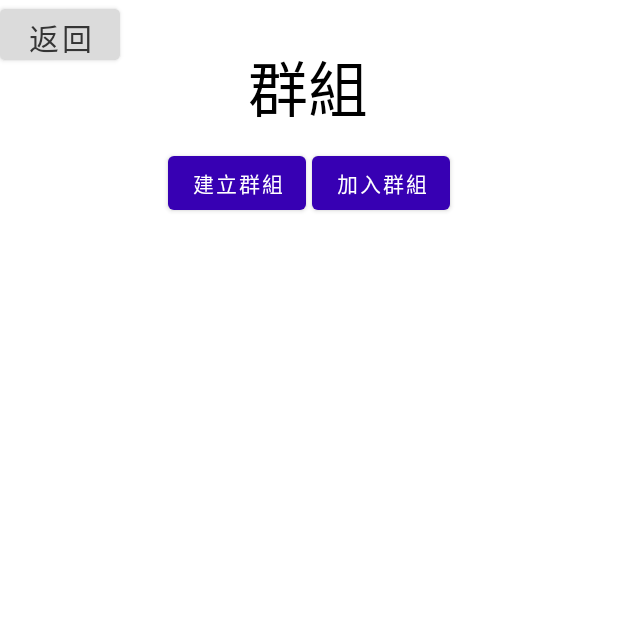
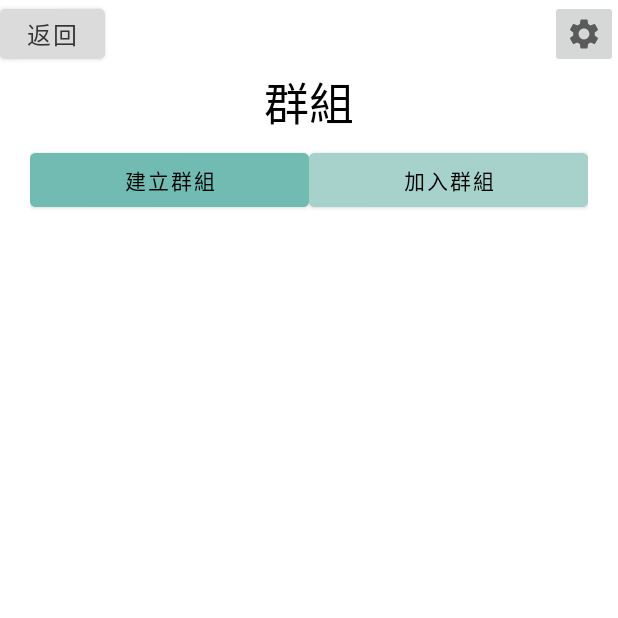
Before and after one commit to TwPanTsu/final1new, an Android app: the GroupActivity screen opened directly, with no data from a screen before it, on a phone screen of 412 x 824 dp, the top half of it. Run offline under Robolectric (Android 15) with nearby library versions, the light colour scheme and no system bars; our stand-ins replace Firebase (no records; nobody signed in at launch, a user with empty details on screens opened directly); libraries missing offline, so code that uses them is left out: com.xwray.groupie; 4 statements that could not run were skipped.

Commit message:
修修版面~

```diff
--- /dev/null
+++ b/app/src/main/res/drawable/ic_invite_friend.xml
@@ -0,0 +1,5 @@
+<vector android:height="24dp" android:tint="#F5DD02"
+    android:viewportHeight="24" android:viewportWidth="24"
+    android:width="24dp" xmlns:android="http://schemas.android.com/apk/res/android">
+    <path android:fillColor="@android:color/white" android:pathData="M12,17.27L18.18,21l-1.64,-7.03L22,9.24l-7.19,-0.61L12,2 9.19,8.63 2,9.24l5.46,4.73L5.82,21z"/>
+</vector>
--- a/app/src/main/res/layout/activity_group.xml
+++ b/app/src/main/res/layout/activity_group.xml
@@ -8,12 +8,12 @@
     <!-- 返回按鈕  -->
     <Button
         android:id="@+id/returnGroupInf_btn"
-        android:layout_width="80dp"
-        android:layout_height="46dp"
+        android:layout_width="70dp"
+        android:layout_height="45dp"
         android:backgroundTint="@color/back_button"
         android:text="返回"
         android:textColor="@color/back_button_text"
-        android:textSize="20sp"
+        android:textSize="16dp"
         app:layout_constraintStart_toStartOf="parent"
         app:layout_constraintTop_toTopOf="parent" />
 
@@ -22,23 +22,37 @@
         android:id="@+id/textView"
         android:layout_width="wrap_content"
         android:layout_height="wrap_content"
-        android:layout_marginTop="28dp"
         android:text="群組"
         android:textColor="@color/black"
-        android:textSize="40sp"
+        android:textSize="30sp"
         app:layout_constraintEnd_toEndOf="parent"
-        app:layout_constraintHorizontal_bias="0.498"
+        app:layout_constraintHorizontal_bias="0.5"
         app:layout_constraintStart_toStartOf="parent"
-        app:layout_constraintTop_toTopOf="parent" />
+        app:layout_constraintTop_toBottomOf="@+id/returnGroupInf_btn" />
+
+    <LinearLayout
+        android:id="@+id/btn_list"
+        android:layout_width="0dp"
+        android:layout_height="wrap_content"
+        android:layout_marginStart="20dp"
+        android:layout_marginEnd="20dp"
+        android:orientation="horizontal"
+        app:layout_constraintEnd_toEndOf="parent"
+        app:layout_constraintHorizontal_bias="0.5"
+        app:layout_constraintStart_toStartOf="parent"
+        app:layout_constraintTop_toBottomOf="@+id/textView">
 
         <!-- 按鈕：建立群組 -->
         <Button
             android:id="@+id/creategroup_btn"
             android:layout_width="wrap_content"
             android:layout_height="wrap_content"
-        android:layout_marginStart="112dp"
-        android:layout_marginTop="10dp"
+            android:layout_marginTop="5dp"
+            android:layout_marginBottom="5dp"
+            android:layout_weight="1"
+            android:backgroundTint="@color/Green1"
             android:text="建立群組"
+            android:textColor="@color/black"
             app:layout_constraintStart_toStartOf="parent"
             app:layout_constraintTop_toBottomOf="@+id/textView" />
 
@@ -47,29 +61,43 @@
             android:id="@+id/joingroup_btn"
             android:layout_width="wrap_content"
             android:layout_height="wrap_content"
-        android:layout_marginStart="4dp"
+            android:layout_marginTop="5dp"
+            android:layout_marginBottom="5dp"
+            android:layout_weight="1"
+            android:backgroundTint="@color/Green2"
             android:text="加入群組"
+            android:textColor="@color/black"
             app:layout_constraintBottom_toBottomOf="@+id/creategroup_btn"
             app:layout_constraintStart_toEndOf="@+id/creategroup_btn"
             app:layout_constraintTop_toTopOf="@+id/creategroup_btn"
             app:layout_constraintVertical_bias="0.0" />
 
+    </LinearLayout>
+
     <!-- 以下為已加入的群組(按鈕) -->
     <androidx.recyclerview.widget.RecyclerView
         android:id="@+id/recyclerview_group"
-        app:layoutManager="androidx.recyclerview.widget.LinearLayoutManager"
         android:layout_width="match_parent"
         android:layout_height="0dp"
         android:layout_marginStart="20dp"
-        android:layout_marginTop="10dp"
         android:layout_marginEnd="20dp"
-        android:layout_marginBottom="0dp"
+        app:layoutManager="androidx.recyclerview.widget.LinearLayoutManager"
         app:layout_constraintBottom_toBottomOf="parent"
         app:layout_constraintEnd_toEndOf="parent"
         app:layout_constraintHorizontal_bias="0.0"
         app:layout_constraintStart_toStartOf="parent"
-        app:layout_constraintTop_toBottomOf="@+id/joingroup_btn" />
+        app:layout_constraintTop_toBottomOf="@+id/btn_list" />
 
     <!-- 按鈕：設定(前往activity_setting_and_privacy頁面) -->
+    <ImageButton
+        android:id="@+id/setting_btn"
+        android:layout_width="45dp"
+        android:layout_height="45dp"
+        app:srcCompat="@drawable/ic_settings"
+        app:layout_constraintEnd_toEndOf="parent"
+        app:layout_constraintTop_toTopOf="parent"/>
+
+
+
 
 </androidx.constraintlayout.widget.ConstraintLayout>
--- a/app/src/main/res/layout/activity_group_information.xml
+++ b/app/src/main/res/layout/activity_group_information.xml
@@ -44,10 +44,9 @@
             android:layout_height="wrap_content"
             android:layout_weight="1"
             android:text="切換群組"
-            tools:ignore="TouchTargetSizeCheck" />
+            tools:ignore="TouchTargetSizeCheck"
             android:backgroundTint="@color/white"
-            android:textColor="@color/black"
-            android:text="切換群組" />
+            android:textColor="@color/black" />
     </LinearLayout>
 
 
--- a/app/src/main/res/layout/grouplist.xml
+++ b/app/src/main/res/layout/grouplist.xml
@@ -16,6 +16,8 @@
         android:gravity=""
         android:orientation="horizontal"
         android:text="Text"
+        android:textColor="@color/black"
+        android:textSize="20dp"
         app:layout_constraintBottom_toBottomOf="@+id/grouppic"
         app:layout_constraintEnd_toEndOf="parent"
         app:layout_constraintStart_toEndOf="@+id/grouppic"
--- a/app/src/main/res/layout/member.xml
+++ b/app/src/main/res/layout/member.xml
@@ -14,6 +14,8 @@
         android:layout_height="48dp"
         android:layout_marginStart="8dp"
         android:text="Text"
+        android:textColor="@color/black"
+        android:textSize="20dp"
         app:layout_constraintBottom_toBottomOf="@+id/userpic"
         app:layout_constraintEnd_toEndOf="parent"
         app:layout_constraintStart_toEndOf="@+id/userpic"
```
Also changed, not shown: 1 other file. Lines whose indentation alone changed are shown as unchanged.
